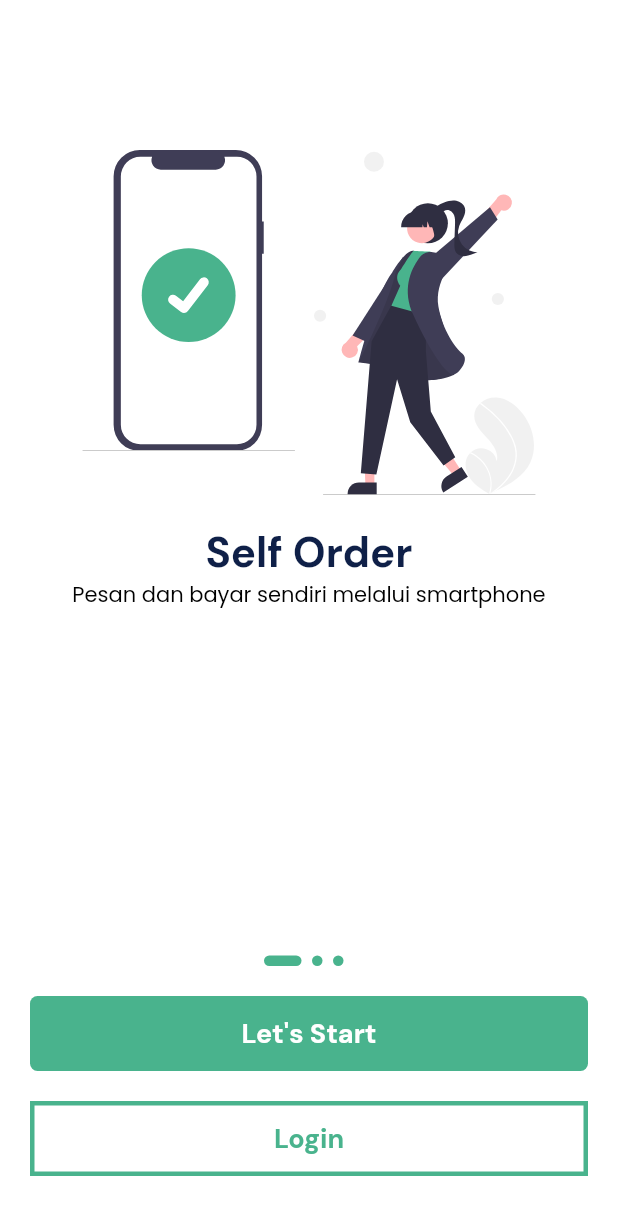
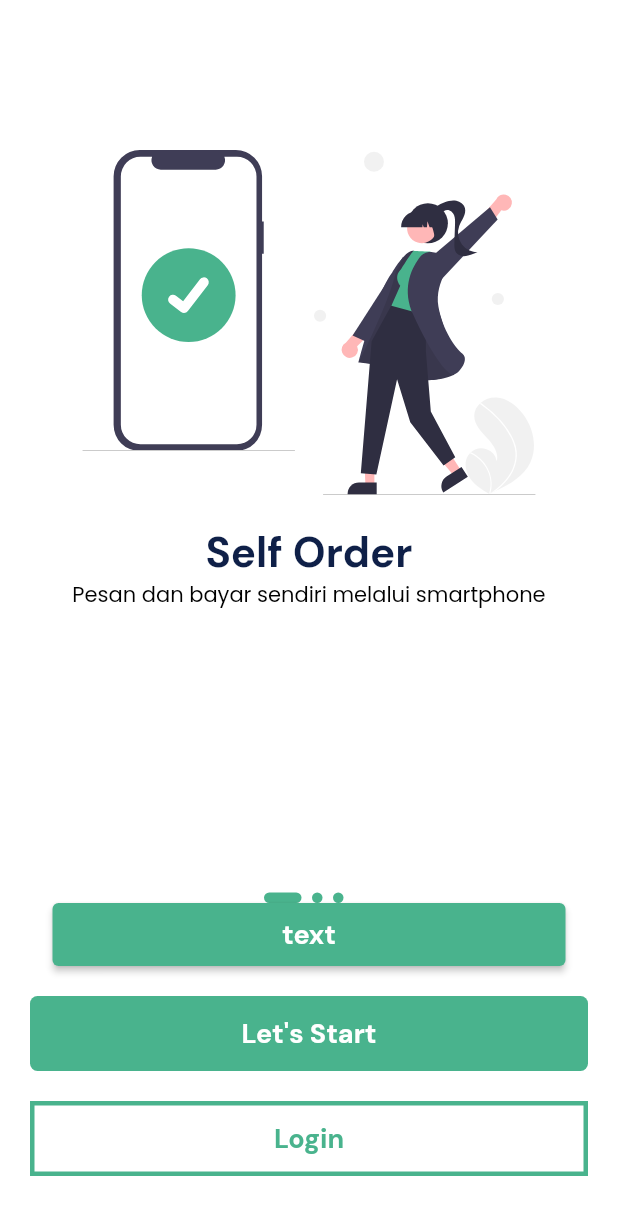
Before and after one commit to ryandiaziz/E-Menu-App, a Flutter app: the Onboarding screen opened by its route, on a phone screen of 412 x 824 dp. Shown: the top 1215 px of the screen. Run offline on Flutter 3.47's test engine with Material 2 defaults, Android fonts, the phone set to English and light mode, and no system bars; our stand-ins replace carousel_slider, cloud_firestore, equatable, firebase_auth, firebase_core, firebase_storage and 12 more; missing offline and left inert: qr_code_scanner, staggered_grid_view_flutter; accounts and stored records are empty.

Commit message:
Menambahkan custom_elevated_button.dart

```diff
--- /dev/null
+++ b/lib/common/widgets/custom_elevated_button.dart
@@ -0,0 +1,34 @@
+import 'package:e_menu_app/shared/theme.dart';
+import 'package:flutter/material.dart';
+
+class CustomElevatedButton extends StatelessWidget {
+  final double? buttonWidth;
+  final VoidCallback onPressed;
+  final String text;
+
+  const CustomElevatedButton({
+    Key? key,
+    this.buttonWidth,
+    required this.onPressed,
+    required this.text,
+  }) : super(key: key);
+
+  @override
+  Widget build(BuildContext context) {
+    return SizedBox(
+      height: 42,
+      width: buttonWidth ?? MediaQuery.of(context).size.width - 70,
+      child: ElevatedButton(
+        style: ElevatedButton.styleFrom(
+          textStyle:
+              secondaryTextStyle.copyWith(fontSize: 18, fontWeight: bold),
+          primary: priceColor,
+        ),
+        onPressed: onPressed,
+        child: Text(
+          text,
+        ),
+      ),
+    );
+  }
+}
--- a/lib/presentation/pages/home/onboarding_page.dart
+++ b/lib/presentation/pages/home/onboarding_page.dart
@@ -1,3 +1,4 @@
+import 'package:e_menu_app/common/widgets/custom_elevated_button.dart';
 import 'package:flutter/material.dart';
 import 'package:flutter_svg/flutter_svg.dart';
 
@@ -64,6 +65,7 @@ class _OnboardingState extends State<Onboarding> {
                     contents.length, (index) => buildDot(index, context)),
               ),
             ),
+            CustomElevatedButton(onPressed: () {}, text: "text"),
             letsStart(),
             toAutentifikasi(),
           ],
```
